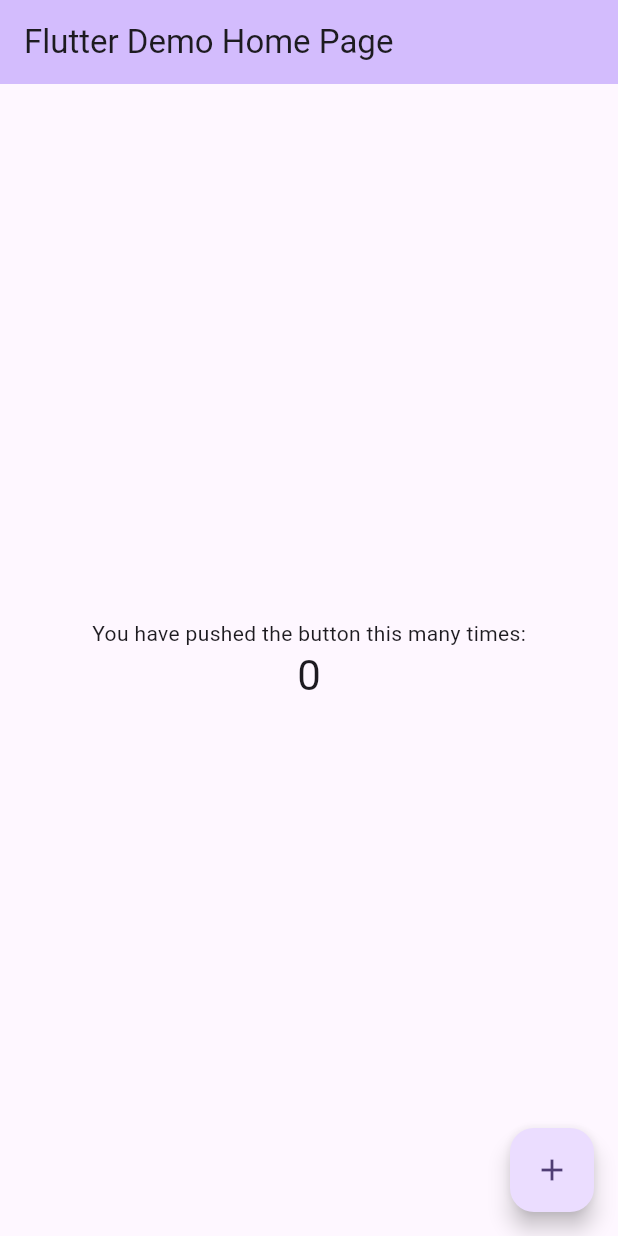
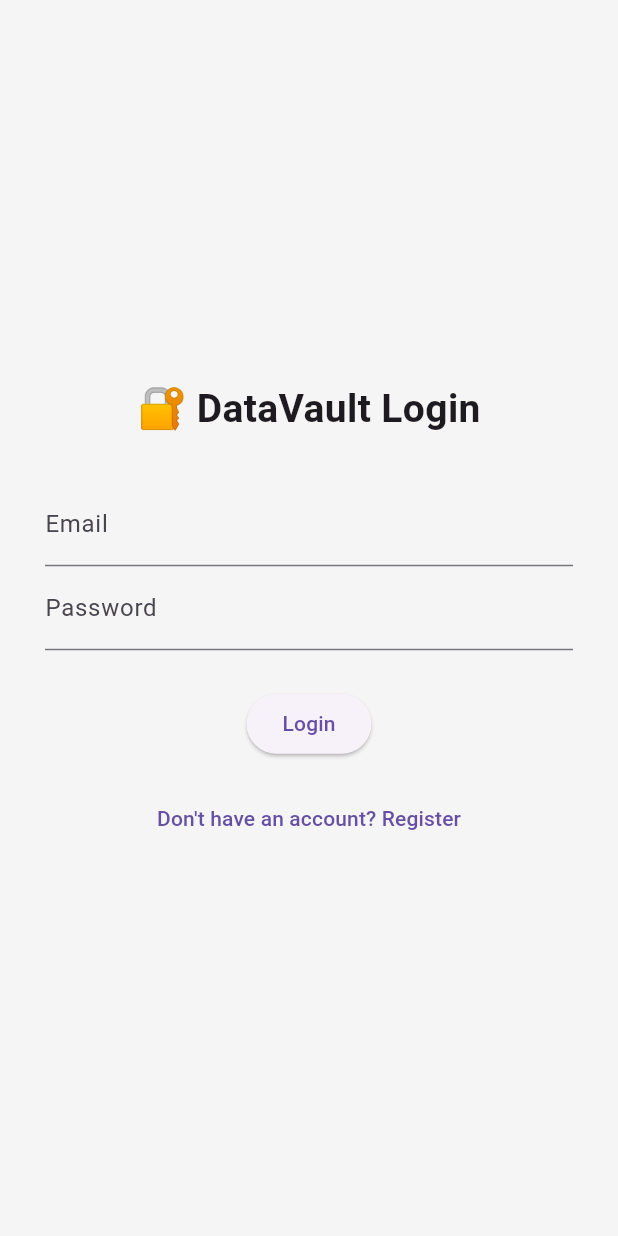
Before and after one commit to noureddinle/VAULT-APP, a Flutter app: the screen it shows after launch, on a phone screen of 412 x 824 dp. Run offline on Flutter 3.47's test engine with Material 3 defaults, Android fonts, the phone set to English and light mode, and no system bars; our stand-ins replace flutter_secure_storage; missing offline and left inert: encrypt.

Commit message:
Lucky you

```diff
--- a/mobile_flutter/lib/main.dart
+++ b/mobile_flutter/lib/main.dart
@@ -1,122 +1,13 @@
 import 'package:flutter/material.dart';
+import 'services/encryption_service.dart';
+import 'screens/login.dart';
+import 'screens/register.dart';
+import 'screens/vault.dart';
 
-void main() {
-  runApp(const MyApp());
+
+void main() async {
+ runApp(const MaterialApp(
+  debugShowCheckedModeBanner: false,
+  home: LoginScreen(),
+ ));
 }
-
-class MyApp extends StatelessWidget {
-  const MyApp({super.key});
-
-  // This widget is the root of your application.
-  @override
-  Widget build(BuildContext context) {
-    return MaterialApp(
-      title: 'Flutter Demo',
-      theme: ThemeData(
-        // This is the theme of your application.
-        //
-        // TRY THIS: Try running your application with "flutter run". You'll see
-        // the application has a purple toolbar. Then, without quitting the app,
-        // try changing the seedColor in the colorScheme below to Colors.green
-        // and then invoke "hot reload" (save your changes or press the "hot
-        // reload" button in a Flutter-supported IDE, or press "r" if you used
-        // the command line to start the app).
-        //
-        // Notice that the counter didn't reset back to zero; the application
-        // state is not lost during the reload. To reset the state, use hot
-        // restart instead.
-        //
-        // This works for code too, not just values: Most code changes can be
-        // tested with just a hot reload.
-        colorScheme: ColorScheme.fromSeed(seedColor: Colors.deepPurple),
-      ),
-      home: const MyHomePage(title: 'Flutter Demo Home Page'),
-    );
-  }
-}
-
-class MyHomePage extends StatefulWidget {
-  const MyHomePage({super.key, required this.title});
-
-  // This widget is the home page of your application. It is stateful, meaning
-  // that it has a State object (defined below) that contains fields that affect
-  // how it looks.
-
-  // This class is the configuration for the state. It holds the values (in this
-  // case the title) provided by the parent (in this case the App widget) and
-  // used by the build method of the State. Fields in a Widget subclass are
-  // always marked "final".
-
-  final String title;
-
-  @override
-  State<MyHomePage> createState() => _MyHomePageState();
-}
-
-class _MyHomePageState extends State<MyHomePage> {
-  int _counter = 0;
-
-  void _incrementCounter() {
-    setState(() {
-      // This call to setState tells the Flutter framework that something has
-      // changed in this State, which causes it to rerun the build method below
-      // so that the display can reflect the updated values. If we changed
-      // _counter without calling setState(), then the build method would not be
-      // called again, and so nothing would appear to happen.
-      _counter++;
-    });
-  }
-
-  @override
-  Widget build(BuildContext context) {
-    // This method is rerun every time setState is called, for instance as done
-    // by the _incrementCounter method above.
-    //
-    // The Flutter framework has been optimized to make rerunning build methods
-    // fast, so that you can just rebuild anything that needs updating rather
-    // than having to individually change instances of widgets.
-    return Scaffold(
-      appBar: AppBar(
-        // TRY THIS: Try changing the color here to a specific color (to
-        // Colors.amber, perhaps?) and trigger a hot reload to see the AppBar
-        // change color while the other colors stay the same.
-        backgroundColor: Theme.of(context).colorScheme.inversePrimary,
-        // Here we take the value from the MyHomePage object that was created by
-        // the App.build method, and use it to set our appbar title.
-        title: Text(widget.title),
-      ),
-      body: Center(
-        // Center is a layout widget. It takes a single child and positions it
-        // in the middle of the parent.
-        child: Column(
-          // Column is also a layout widget. It takes a list of children and
-          // arranges them vertically. By default, it sizes itself to fit its
-          // children horizontally, and tries to be as tall as its parent.
-          //
-          // Column has various properties to control how it sizes itself and
-          // how it positions its children. Here we use mainAxisAlignment to
-          // center the children vertically; the main axis here is the vertical
-          // axis because Columns are vertical (the cross axis would be
-          // horizontal).
-          //
-          // TRY THIS: Invoke "debug painting" (choose the "Toggle Debug Paint"
-          // action in the IDE, or press "p" in the console), to see the
-          // wireframe for each widget.
-          mainAxisAlignment: MainAxisAlignment.center,
-          children: <Widget>[
-            const Text('You have pushed the button this many times:'),
-            Text(
-              '$_counter',
-              style: Theme.of(context).textTheme.headlineMedium,
-            ),
-          ],
-        ),
-      ),
-      floatingActionButton: FloatingActionButton(
-        onPressed: _incrementCounter,
-        tooltip: 'Increment',
-        child: const Icon(Icons.add),
-      ), // This trailing comma makes auto-formatting nicer for build methods.
-    );
-  }
-}
--- /dev/null
+++ b/mobile_flutter/lib/screens/login.dart
@@ -0,0 +1,83 @@
+import 'package:flutter/material.dart';
+import 'package:mobile_flutter/services/auth_service.dart';
+import 'register.dart';
+import 'vault.dart';
+
+class LoginScreen extends StatefulWidget {
+  const LoginScreen({super.key});
+
+  @override
+  State<LoginScreen> createState() => _LoginScreenState();
+}
+
+class _LoginScreenState extends State<LoginScreen> {
+  final _emailController = TextEditingController();
+  final _passwordController = TextEditingController();
+  final _authService = AuthService();
+  bool _loading = false;
+
+  void _login() async {
+    setState(() => _loading = true);
+    final success = await _authService.login(
+      _emailController.text,
+      _passwordController.text,
+    );
+    setState(() => _loading = false);
+
+    if (success && mounted) {
+      Navigator.pushReplacement(
+        context,
+        MaterialPageRoute(builder: (_) => const VaultScreen()),
+      );
+    } else {
+      ScaffoldMessenger.of(context).showSnackBar(
+        const SnackBar(content: Text("Invalid credentials")),
+      );
+    }
+  }
+
+  @override
+  Widget build(BuildContext context) {
+    return Scaffold(
+      backgroundColor: Colors.grey[100],
+      body: Center(
+        child: SingleChildScrollView(
+          padding: const EdgeInsets.all(30),
+          child: Column(
+            children: [
+              const Text(
+                "🔐 DataVault Login",
+                style: TextStyle(fontSize: 26, fontWeight: FontWeight.bold),
+              ),
+              const SizedBox(height: 30),
+              TextField(
+                controller: _emailController,
+                decoration: const InputDecoration(labelText: "Email"),
+              ),
+              TextField(
+                controller: _passwordController,
+                decoration: const InputDecoration(labelText: "Password"),
+                obscureText: true,
+              ),
+              const SizedBox(height: 25),
+              ElevatedButton(
+                onPressed: _loading ? null : _login,
+                child: _loading
+                    ? const CircularProgressIndicator(color: Colors.white)
+                    : const Text("Login"),
+              ),
+              const SizedBox(height: 15),
+              TextButton(
+                onPressed: () => Navigator.pushReplacement(
+                  context,
+                  MaterialPageRoute(builder: (_) => const RegisterScreen()),
+                ),
+                child: const Text("Don't have an account? Register"),
+              ),
+            ],
+          ),
+        ),
+      ),
+    );
+  }
+}
--- /dev/null
+++ b/mobile_flutter/lib/services/auth_service.dart
@@ -0,0 +1,57 @@
+import 'dart:convert';
+import 'package:http/http.dart' as http;
+import 'package:flutter_secure_storage/flutter_secure_storage.dart';
+import 'package:mobile_flutter/services/encryption_service.dart';
+
+class AuthService {
+    static const _storage = FlutterSecureStorage();
+    final String baseUrl = "http://localhost:8080/api/auth";
+
+    Future<bool> register(String email, String fullName, String password) async {
+        final response = await http.post(
+            Uri.parse('$baseUrl/register'),
+            headers: {'Content-Type':'application/json'},
+            body: jsonEncode({
+                'email': email,
+                'fullName': fullName,
+                'password': password
+            }),
+        );
+
+        if (response.statusCode == 200) {
+            await EncryptionService.init(password);
+
+            final data = jsonDecode(response.body);
+            await _storage.write(key: 'jwt_token', value: data['token']);
+
+            return true;
+        } else {
+            print("Register failed: ${response.body}");
+            return false;
+        }
+    }
+
+    Future<bool> login(String email, String password) async {
+        final response = await http.post(
+            Uri.parse('$baseUrl/login'),
+            headers: {'Content-Type': 'application/json'},
+            body: jsonEncode({
+                'email': email,
+                'password': password
+            }),
+        );
+        if (response.statusCode == 200) {
+            final data = jsonDecode(response.body);
+
+            await EncryptionService.init(password);
+
+            await _storage.write(key: 'jwt_token', value: data['token']);
+
+            print("Login successfull for ${data['fullName']}");
+            return true;
+        } else {
+            print("Login failed");
+            return false;
+        }
+    }
+}
--- a/mobile_flutter/pubspec.yaml
+++ b/mobile_flutter/pubspec.yaml
@@ -34,6 +34,10 @@ dependencies:
   # The following adds the Cupertino Icons font to your application.
   # Use with the CupertinoIcons class for iOS style icons.
   cupertino_icons: ^1.0.8
+  encrypt: ^5.0.3
+  crypto: ^3.0.3
+  flutter_secure_storage: ^4.2.1
+  http: ^1.5.0
 
 dev_dependencies:
   flutter_test:
```
Also changed, not shown: mobile_flutter/lib/screens/register.dart (added, +89 -0 lines), mobile_flutter/lib/screens/vault.dart (added, +93 -0 lines), mobile_flutter/lib/services/encryption_service.dart (added, +48 -0 lines), mobile_flutter/pubspec.lock, 7 other files.
